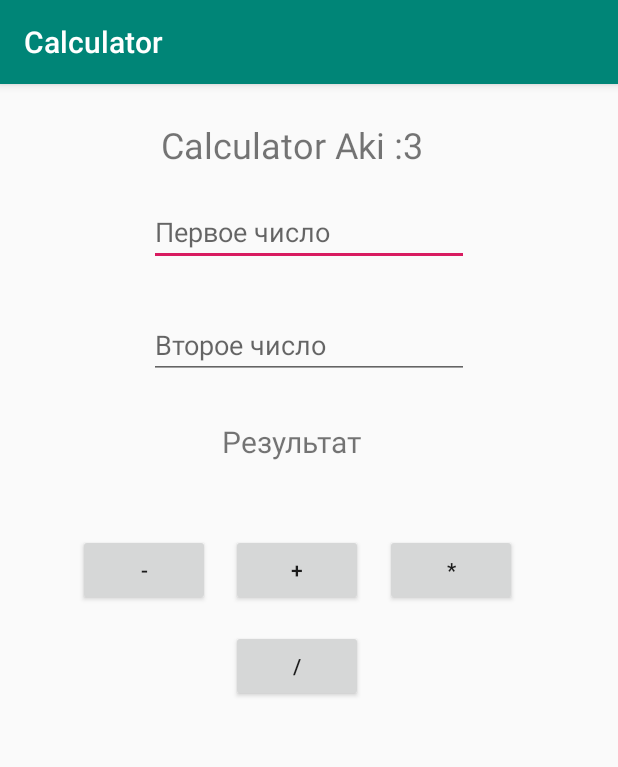
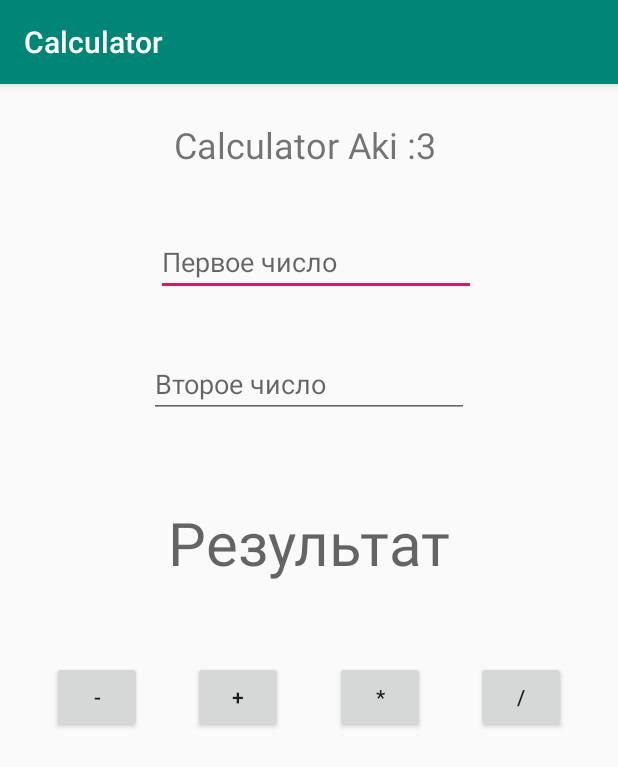
Before and after one commit to A669/calculator, an Android app: the screen it shows after launch (MainActivity), on a phone screen of 412 x 824 dp. Shown: the top 767 px of the screen. Run offline under Robolectric (Android 15) with nearby library versions, the phone set to English and light mode, and no system bars.

Commit message:
Калькулятор Аки :3

```diff
--- a/app/src/main/java/com/example/alculator/MainActivity.java
+++ b/app/src/main/java/com/example/alculator/MainActivity.java
@@ -3,33 +3,92 @@ package com.example.alculator;
 import androidx.appcompat.app.AppCompatActivity;
 
 import android.os.Bundle;
+import android.view.Menu;
 import android.view.View;
+import android.widget.Button;
 import android.widget.EditText;
 import android.widget.TextView;
 
 public class MainActivity extends AppCompatActivity {
 
+    final int MENU_RESET_ID = 1;
+
+
+    EditText Num1;
+    EditText Num2;
+    TextView Result;
+    Button sun;
+    Button min;
+    Button multi;
+    Button div;
+
+    String oper = "";
+    private Menu menu;
+
+
     @Override
     protected void onCreate(Bundle savedInstanceState) {
         super.onCreate(savedInstanceState);
         setContentView(R.layout.activity_main);
-    }
-    public  void onButtonClick (View v){
 
-        EditText el1 = (EditText)findViewById(R.id.Num1);
-        EditText el2 = (EditText)findViewById(R.id.Num2);
-        TextView resText = (TextView)findViewById(R.id.Result);
 
-        int num1 = Integer.parseInt(el1.getText().toString());
-        int num2 = Integer.parseInt(el2.getText().toString());
-        int resSum = num1 + num2;
-        resText.setText(Integer.toString(resSum));
-        int min = num1 - num2;
-        resText.setText(Integer.toString(min));
-        int multi = num1*num2;
-        resText.setText(Integer.toString(multi));
-        int div = num1/num2;
-        resText.setText(Integer.toString(div));
+    Num1 = findViewById(R.id.Num1);
 
+    Num2 = findViewById(R.id.Num2);
+
+
+    sun =findViewById(R.id.sun);
+
+    min =findViewById(R.id.min);
+
+    multi =findViewById(R.id.min);
+
+    div =findViewById(R.id.div);
+
+    Result =findViewById(R.id.Result);
+
+
+
+}
+
+    public void onBtnClick(View v) {
+        float num1 = 0;
+        float num2 = 0;
+        float result = 0;
+
+
+//        if (TextUtils.isEmpty(Num1.getText().toString())
+//                || TextUtils.isEmpty(Num2.getText().toString())) {
+//            return;
+//        }
+
+
+        num1 = Float.parseFloat(Num1.getText().toString());
+        num2 = Float.parseFloat(Num2.getText().toString());
+
+
+        switch (v.getId()) {
+            case R.id.sun:
+                oper = "+";
+                result = num1 + num2;
+                break;
+            case R.id.min:
+                oper = "-";
+                result = num1 - num2;
+                break;
+            case R.id.multi:
+                oper = "*";
+                result = num1 * num2;
+                break;
+            case R.id.div:
+                oper = "/";
+                result = num1 / num2;
+                break;
+            default:
+                break;
+        }
+
+
+        Result.setText(num1 + " " + oper + " " + num2 + " = " + result);
     }
 }
--- a/app/src/main/res/layout/activity_main.xml
+++ b/app/src/main/res/layout/activity_main.xml
@@ -6,18 +6,30 @@
     android:layout_height="match_parent"
     tools:context=".MainActivity">
 
+    <TextView
+        android:id="@+id/calculatorAki"
+        android:layout_width="wrap_content"
+        android:layout_height="wrap_content"
+        android:layout_marginTop="24dp"
+        android:text="Calculator Aki :3 "
+        android:textSize="24sp"
+        app:layout_constraintEnd_toEndOf="parent"
+        app:layout_constraintStart_toStartOf="parent"
+        app:layout_constraintTop_toTopOf="parent" />
+
+
     <EditText
         android:id="@+id/Num1"
         android:layout_width="wrap_content"
         android:layout_height="wrap_content"
         android:layout_marginStart="16dp"
         android:layout_marginLeft="16dp"
-        android:layout_marginTop="76dp"
+        android:layout_marginTop="96dp"
         android:ems="10"
         android:hint="Первое число"
         android:inputType="number"
         app:layout_constraintEnd_toEndOf="parent"
-        app:layout_constraintHorizontal_bias="0.456"
+        app:layout_constraintHorizontal_bias="0.483"
         app:layout_constraintStart_toStartOf="parent"
         app:layout_constraintTop_toTopOf="parent" />
 
@@ -27,7 +39,7 @@
         android:layout_height="wrap_content"
         android:layout_marginStart="16dp"
         android:layout_marginLeft="16dp"
-        android:layout_marginTop="30dp"
+        android:layout_marginTop="36dp"
         android:ems="10"
         android:hint="Второе число"
         android:inputType="number"
@@ -40,83 +52,56 @@
         android:id="@+id/Result"
         android:layout_width="wrap_content"
         android:layout_height="wrap_content"
-        android:layout_marginStart="16dp"
-        android:layout_marginLeft="16dp"
-        android:layout_marginTop="28dp"
-        android:text="Результат"
-        android:textSize="20sp"
+        android:layout_marginTop="56dp"
+        android:hint="Результат"
+        android:textSize="40sp"
         app:layout_constraintEnd_toEndOf="parent"
-        app:layout_constraintHorizontal_bias="0.436"
         app:layout_constraintStart_toStartOf="parent"
         app:layout_constraintTop_toBottomOf="@+id/Num2" />
 
     <Button
         android:id="@+id/sun"
-        android:layout_width="wrap_content"
+        android:layout_width="60dp"
         android:layout_height="wrap_content"
-        android:layout_marginStart="52dp"
-        android:layout_marginLeft="52dp"
-        android:layout_marginTop="48dp"
-        android:onClick="onButtonClick"
+        android:layout_marginTop="52dp"
+        android:onClick="onBtnClick"
         android:text="+"
-        app:layout_constraintEnd_toEndOf="parent"
-        app:layout_constraintHorizontal_bias="0.376"
-        app:layout_constraintStart_toStartOf="parent"
+        app:layout_constraintLeft_toRightOf="@+id/min"
+        app:layout_constraintRight_toLeftOf="@+id/multi"
         app:layout_constraintTop_toBottomOf="@+id/Result" />
 
     <Button
         android:id="@+id/min"
-        android:layout_width="wrap_content"
+        android:layout_width="60dp"
         android:layout_height="wrap_content"
-        android:layout_marginStart="52dp"
-        android:layout_marginLeft="40dp"
-        android:layout_marginTop="48dp"
-        android:onClick="onButtonClick"
+        android:layout_marginTop="52dp"
+        android:onClick="onBtnClick"
         android:text="-"
-        app:layout_constraintEnd_toEndOf="parent"
-        app:layout_constraintHorizontal_bias="0"
-        app:layout_constraintStart_toStartOf="parent"
+        app:layout_constraintLeft_toLeftOf="parent"
+        app:layout_constraintRight_toLeftOf="@+id/sun"
         app:layout_constraintTop_toBottomOf="@+id/Result" />
 
     <Button
         android:id="@+id/multi"
-        android:layout_width="wrap_content"
+        android:layout_width="60dp"
         android:layout_height="wrap_content"
-        android:layout_marginStart="52dp"
-        android:layout_marginLeft="52dp"
-        android:layout_marginTop="48dp"
-        android:onClick="onButtonClick"
+        android:layout_marginTop="52dp"
+        android:onClick="onBtnClick"
         android:text="*"
-        app:layout_constraintEnd_toEndOf="parent"
-        app:layout_constraintHorizontal_bias="0.752"
-        app:layout_constraintStart_toStartOf="parent"
+        app:layout_constraintLeft_toRightOf="@id/sun"
+        app:layout_constraintRight_toLeftOf="@id/div"
         app:layout_constraintTop_toBottomOf="@+id/Result" />
 
     <Button
         android:id="@+id/div"
-        android:layout_width="wrap_content"
+        android:layout_width="60dp"
         android:layout_height="wrap_content"
-        android:layout_marginStart="52dp"
-        android:layout_marginLeft="52dp"
-        android:layout_marginTop="112dp"
-        android:onClick="onButtonClick"
+        android:layout_marginTop="52dp"
+        android:onClick="onBtnClick"
         android:text="/"
-        app:layout_constraintEnd_toEndOf="parent"
-        app:layout_constraintHorizontal_bias="0.376"
-        app:layout_constraintStart_toStartOf="parent"
-        app:layout_constraintTop_toBottomOf="@+id/Result" />
+        app:layout_constraintLeft_toRightOf="@id/multi"
+        app:layout_constraintRight_toRightOf="parent"
+        app:layout_constraintTop_toBottomOf="@id/Result" />
 
 
-    <TextView
-        android:id="@+id/calculatorAki"
-        android:layout_width="wrap_content"
-        android:layout_height="wrap_content"
-        android:layout_marginTop="24dp"
-        android:layout_marginEnd="124dp"
-        android:layout_marginRight="124dp"
-        android:text="Calculator Aki :3 "
-        android:textSize="24sp"
-        app:layout_constraintEnd_toEndOf="parent"
-        app:layout_constraintTop_toTopOf="parent" />
-
 </androidx.constraintlayout.widget.ConstraintLayout>
```
